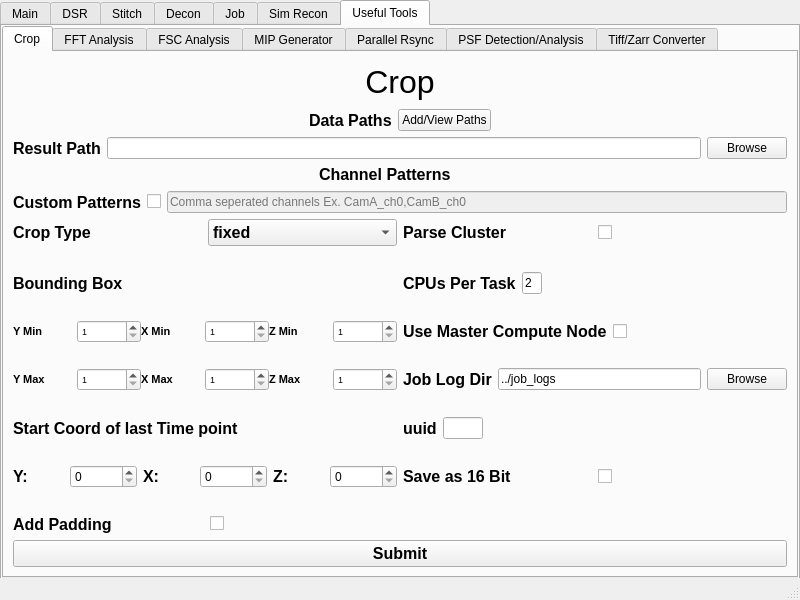
Old version of the form mainwindow.ui in the repository abcucberkeley/PetaKit5D-GUI.
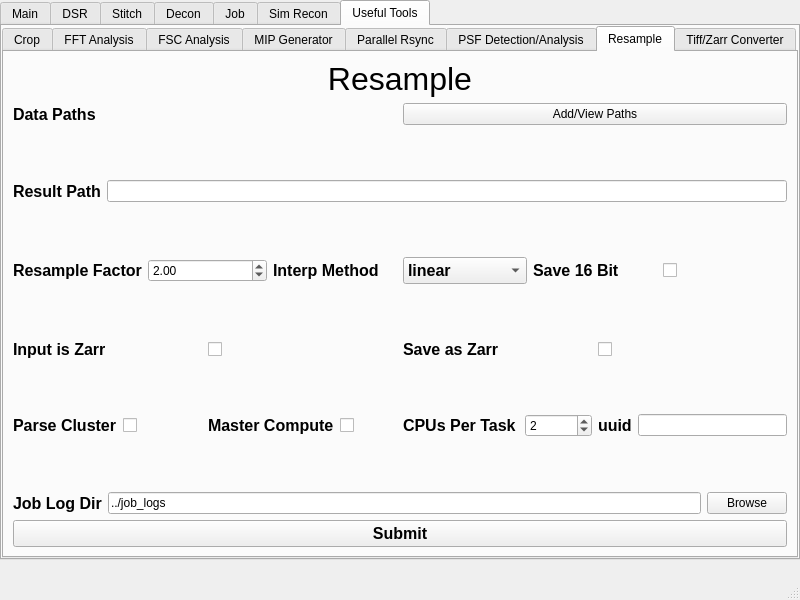
New version of the form. The open tabs and pages were chosen to show the change.

Commit message: Added resample tool. Added data path checks for useful tools

```diff
--- a/mainwindow.ui
+++ b/mainwindow.ui
@@ -23,7 +23,7 @@
       <x>0</x>
       <y>0</y>
       <width>800</width>
-      <height>580</height>
+      <height>560</height>
      </rect>
     </property>
     <property name="currentIndex">
@@ -9773,6 +9773,455 @@
           </item>
          </layout>
         </widget>
+        <widget class="QWidget" name="resample">
+         <property name="enabled">
+          <bool>true</bool>
+         </property>
+         <attribute name="title">
+          <string>Resample</string>
+         </attribute>
+         <layout class="QGridLayout" name="gridLayout_18">
+          <item row="0" column="0">
+           <layout class="QVBoxLayout" name="verticalLayout_42">
+            <item>
+             <layout class="QHBoxLayout" name="horizontalLayout_194">
+              <item>
+               <widget class="QLabel" name="resampleLabel">
+                <property name="font">
+                 <font>
+                  <pointsize>24</pointsize>
+                  <bold>false</bold>
+                 </font>
+                </property>
+                <property name="text">
+                 <string>Resample</string>
+                </property>
+                <property name="alignment">
+                 <set>Qt::AlignCenter</set>
+                </property>
+               </widget>
+              </item>
+             </layout>
+            </item>
+           </layout>
+          </item>
+          <item row="1" column="0">
+           <layout class="QVBoxLayout" name="verticalLayout_43">
+            <property name="bottomMargin">
+             <number>0</number>
+            </property>
+            <item>
+             <layout class="QHBoxLayout" name="horizontalLayout_195">
+              <property name="bottomMargin">
+               <number>0</number>
+              </property>
+              <item>
+               <widget class="QLabel" name="resampleAddPathsLabel">
+                <property name="font">
+                 <font>
+                  <pointsize>12</pointsize>
+                  <bold>true</bold>
+                 </font>
+                </property>
+                <property name="text">
+                 <string>Data Paths</string>
+                </property>
+               </widget>
+              </item>
+              <item>
+               <widget class="QPushButton" name="resampleAddPathsButton">
+                <property name="text">
+                 <string>Add/View Paths</string>
+                </property>
+               </widget>
+              </item>
+             </layout>
+            </item>
+            <item>
+             <spacer name="verticalSpacer_91">
+              <property name="orientation">
+               <enum>Qt::Vertical</enum>
+              </property>
+              <property name="sizeHint" stdset="0">
+               <size>
+                <width>20</width>
+                <height>40</height>
+               </size>
+              </property>
+             </spacer>
+            </item>
+            <item>
+             <layout class="QHBoxLayout" name="horizontalLayout_197">
+              <property name="bottomMargin">
+               <number>0</number>
+              </property>
+              <item>
+               <widget class="QLabel" name="resampleResultPathsLabel">
+                <property name="font">
+                 <font>
+                  <pointsize>12</pointsize>
+                  <bold>true</bold>
+                 </font>
+                </property>
+                <property name="text">
+                 <string>Result Path</string>
+                </property>
+               </widget>
+              </item>
+              <item>
+               <widget class="QLineEdit" name="resampleResultPathsLabelLineEdit"/>
+              </item>
+             </layout>
+            </item>
+            <item>
+             <spacer name="verticalSpacer_92">
+              <property name="orientation">
+               <enum>Qt::Vertical</enum>
+              </property>
+              <property name="sizeHint" stdset="0">
+               <size>
+                <width>20</width>
+                <height>40</height>
+               </size>
+              </property>
+             </spacer>
+            </item>
+            <item>
+             <layout class="QHBoxLayout" name="horizontalLayout_196" stretch="0,0,0">
+              <item>
+               <layout class="QHBoxLayout" name="horizontalLayout_198">
+                <item>
+                 <widget class="QLabel" name="resampleRSFactorLabel">
+                  <property name="font">
+                   <font>
+                    <pointsize>12</pointsize>
+                    <bold>true</bold>
+                   </font>
+                  </property>
+                  <property name="text">
+                   <string>Resample Factor</string>
+                  </property>
+                 </widget>
+                </item>
+                <item>
+                 <widget class="QDoubleSpinBox" name="resampleRSFactorSpinBox">
+                  <property name="maximum">
+                   <double>100000000000.990005493164063</double>
+                  </property>
+                  <property name="value">
+                   <double>2.000000000000000</double>
+                  </property>
+                 </widget>
+                </item>
+               </layout>
+              </item>
+              <item>
+               <layout class="QHBoxLayout" name="horizontalLayout_199">
+                <item>
+                 <widget class="QLabel" name="resampleInterpLabel">
+                  <property name="font">
+                   <font>
+                    <pointsize>12</pointsize>
+                    <bold>true</bold>
+                   </font>
+                  </property>
+                  <property name="text">
+                   <string>Interp Method</string>
+                  </property>
+                 </widget>
+                </item>
+                <item>
+                 <widget class="QComboBox" name="resampleInterpComboBox">
+                  <property name="font">
+                   <font>
+                    <pointsize>12</pointsize>
+                    <bold>true</bold>
+                   </font>
+                  </property>
+                  <item>
+                   <property name="text">
+                    <string>linear</string>
+                   </property>
+                  </item>
+                 </widget>
+                </item>
+               </layout>
+              </item>
+              <item>
+               <layout class="QHBoxLayout" name="horizontalLayout_200">
+                <item>
+                 <widget class="QLabel" name="resampleSave16BitLabel">
+                  <property name="font">
+                   <font>
+                    <pointsize>12</pointsize>
+                    <bold>true</bold>
+                   </font>
+                  </property>
+                  <property name="text">
+                   <string>Save 16 Bit</string>
+                  </property>
+                 </widget>
+                </item>
+                <item>
+                 <widget class="QCheckBox" name="resampleSave16BitCheckBox">
+                  <property name="text">
+                   <string/>
+                  </property>
+                 </widget>
+                </item>
+               </layout>
+              </item>
+             </layout>
+            </item>
+            <item>
+             <spacer name="verticalSpacer_96">
+              <property name="orientation">
+               <enum>Qt::Vertical</enum>
+              </property>
+              <property name="sizeHint" stdset="0">
+               <size>
+                <width>20</width>
+                <height>40</height>
+               </size>
+              </property>
+             </spacer>
+            </item>
+            <item>
+             <layout class="QHBoxLayout" name="horizontalLayout_202">
+              <item>
+               <layout class="QHBoxLayout" name="horizontalLayout_203">
+                <item>
+                 <widget class="QLabel" name="resampleZarrFileLabel">
+                  <property name="font">
+                   <font>
+                    <pointsize>12</pointsize>
+                    <bold>true</bold>
+                   </font>
+                  </property>
+                  <property name="text">
+                   <string>Input is Zarr</string>
+                  </property>
+                 </widget>
+                </item>
+                <item>
+                 <widget class="QCheckBox" name="resampleZarrFileCheckBox">
+                  <property name="text">
+                   <string/>
+                  </property>
+                 </widget>
+                </item>
+               </layout>
+              </item>
+              <item>
+               <layout class="QHBoxLayout" name="horizontalLayout_204">
+                <item>
+                 <widget class="QLabel" name="resampleSaveZarrLabel">
+                  <property name="font">
+                   <font>
+                    <pointsize>12</pointsize>
+                    <bold>true</bold>
+                   </font>
+                  </property>
+                  <property name="text">
+                   <string>Save as Zarr</string>
+                  </property>
+                 </widget>
+                </item>
+                <item>
+                 <widget class="QCheckBox" name="resampleSaveZarrCheckBox">
+                  <property name="text">
+                   <string/>
+                  </property>
+                 </widget>
+                </item>
+               </layout>
+              </item>
+             </layout>
+            </item>
+            <item>
+             <spacer name="verticalSpacer_97">
+              <property name="orientation">
+               <enum>Qt::Vertical</enum>
+              </property>
+              <property name="sizeHint" stdset="0">
+               <size>
+                <width>20</width>
+                <height>40</height>
+               </size>
+              </property>
+             </spacer>
+            </item>
+            <item>
+             <layout class="QHBoxLayout" name="horizontalLayout_209" stretch="1,1,1,1">
+              <item>
+               <layout class="QHBoxLayout" name="horizontalLayout_210">
+                <item>
+                 <widget class="QLabel" name="resampleParseClusterLabel">
+                  <property name="font">
+                   <font>
+                    <pointsize>12</pointsize>
+                    <bold>true</bold>
+                   </font>
+                  </property>
+                  <property name="text">
+                   <string>Parse Cluster</string>
+                  </property>
+                 </widget>
+                </item>
+                <item>
+                 <widget class="QCheckBox" name="resampleParseClusterCheckBox">
+                  <property name="text">
+                   <string/>
+                  </property>
+                 </widget>
+                </item>
+               </layout>
+              </item>
+              <item>
+               <layout class="QHBoxLayout" name="horizontalLayout_211">
+                <item>
+                 <widget class="QLabel" name="resampleMasterComputeLabel">
+                  <property name="font">
+                   <font>
+                    <pointsize>12</pointsize>
+                    <bold>true</bold>
+                   </font>
+                  </property>
+                  <property name="text">
+                   <string>Master Compute</string>
+                  </property>
+                 </widget>
+                </item>
+                <item>
+                 <widget class="QCheckBox" name="resampleMasterComputeCheckBox">
+                  <property name="text">
+                   <string/>
+                  </property>
+                 </widget>
+                </item>
+               </layout>
+              </item>
+              <item>
+               <layout class="QHBoxLayout" name="horizontalLayout_213" stretch="4,1">
+                <item>
+                 <widget class="QLabel" name="resampleCpusPerTaskLabel">
+                  <property name="font">
+                   <font>
+                    <pointsize>12</pointsize>
+                    <bold>true</bold>
+                   </font>
+                  </property>
+                  <property name="text">
+                   <string>CPUs Per Task</string>
+                  </property>
+                 </widget>
+                </item>
+                <item>
+                 <widget class="QSpinBox" name="resampleCpusPerTaskSpinBox">
+                  <property name="minimum">
+                   <number>1</number>
+                  </property>
+                  <property name="maximum">
+                   <number>1000000000</number>
+                  </property>
+                  <property name="value">
+                   <number>2</number>
+                  </property>
+                 </widget>
+                </item>
+               </layout>
+              </item>
+              <item>
+               <layout class="QHBoxLayout" name="horizontalLayout_214">
+                <item>
+                 <widget class="QLabel" name="resampleUuidLabel">
+                  <property name="font">
+                   <font>
+                    <pointsize>12</pointsize>
+                    <bold>true</bold>
+                   </font>
+                  </property>
+                  <property name="text">
+                   <string>uuid</string>
+                  </property>
+                 </widget>
+                </item>
+                <item>
+                 <widget class="QLineEdit" name="resampleUuidLineEdit"/>
+                </item>
+               </layout>
+              </item>
+             </layout>
+            </item>
+            <item>
+             <spacer name="verticalSpacer_98">
+              <property name="orientation">
+               <enum>Qt::Vertical</enum>
+              </property>
+              <property name="sizeHint" stdset="0">
+               <size>
+                <width>20</width>
+                <height>40</height>
+               </size>
+              </property>
+             </spacer>
+            </item>
+            <item>
+             <layout class="QHBoxLayout" name="tiffZarrConverterJobLogDirHorizontalLayout_2">
+              <item>
+               <widget class="QLabel" name="resampleJobLogDirLabel">
+                <property name="font">
+                 <font>
+                  <pointsize>12</pointsize>
+                  <bold>true</bold>
+                 </font>
+                </property>
+                <property name="text">
+                 <string>Job Log Dir</string>
+                </property>
+               </widget>
+              </item>
+              <item>
+               <widget class="QLineEdit" name="resampleJobLogDirLineEdit">
+                <property name="text">
+                 <string>../job_logs</string>
+                </property>
+               </widget>
+              </item>
+              <item>
+               <widget class="QPushButton" name="resampleJobLogDirBrowseButton">
+                <property name="text">
+                 <string>Browse</string>
+                </property>
+               </widget>
+              </item>
+             </layout>
+            </item>
+           </layout>
+          </item>
+          <item row="2" column="0">
+           <layout class="QVBoxLayout" name="verticalLayout_44">
+            <item>
+             <layout class="QHBoxLayout" name="horizontalLayout_205">
+              <item>
+               <widget class="QPushButton" name="resampleSubmitButton">
+                <property name="font">
+                 <font>
+                  <pointsize>12</pointsize>
+                  <bold>true</bold>
+                 </font>
+                </property>
+                <property name="text">
+                 <string>Submit</string>
+                </property>
+               </widget>
+              </item>
+             </layout>
+            </item>
+           </layout>
+          </item>
+         </layout>
+        </widget>
         <widget class="QWidget" name="tiffZarrConverter">
          <property name="enabled">
           <bool>true</bool>
```
The commit also changes 2 other files.
